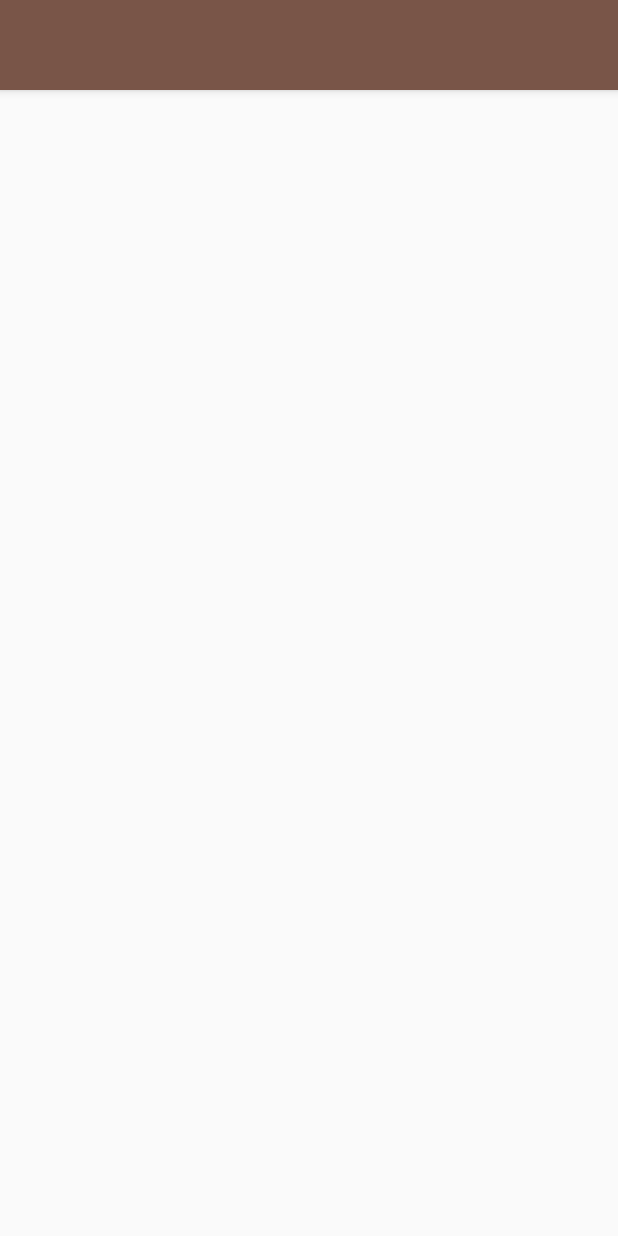
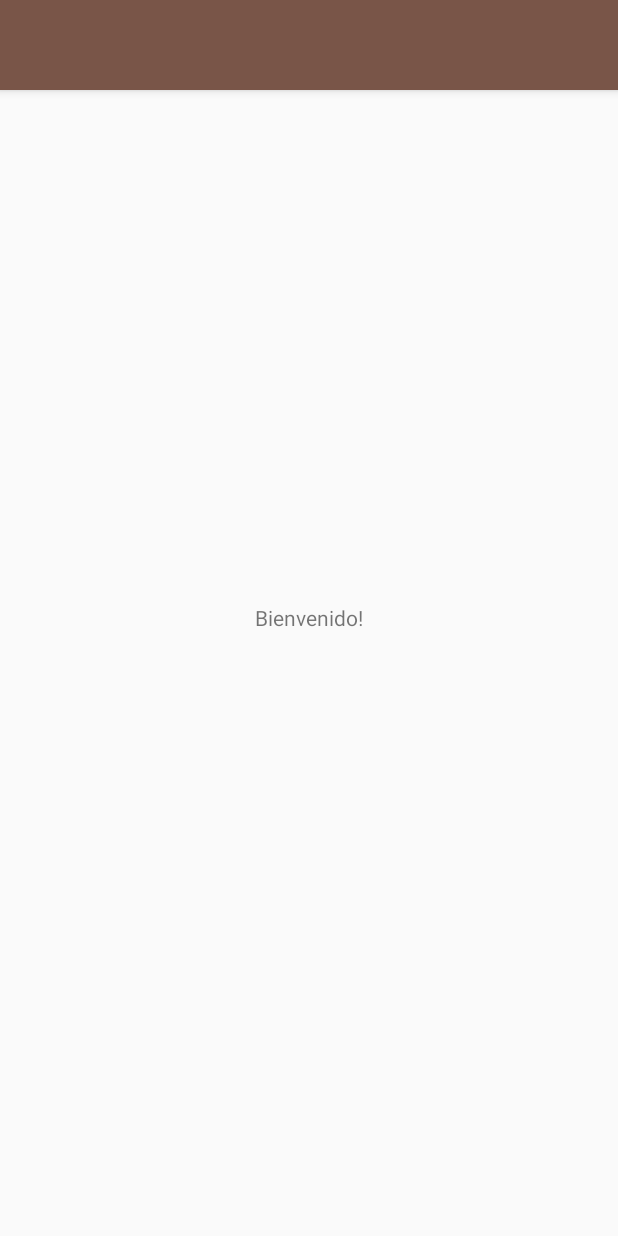
Before and after one commit to hiramcastrod/hiram-vendimia, an Android app: the screen it shows after launch (MainActivity), on a phone screen of 412 x 824 dp. Run offline under Robolectric (Android 15) with nearby library versions, the phone set to English and light mode, and no system bars.

Commit message:
welcome text only, no puedo ver se me perdieron los lentes

```diff
--- a/app/src/main/res/layout/app_bar_container.xml
+++ b/app/src/main/res/layout/app_bar_container.xml
@@ -22,5 +22,11 @@
             />
     </android.support.design.widget.AppBarLayout>
 
-    <include layout="@layout/activity_container"/>
+    <TextView
+        android:layout_width="wrap_content"
+        android:layout_height="wrap_content"
+        android:text="Bienvenido!"
+        android:layout_gravity="center"
+        />
+
 </android.support.design.widget.CoordinatorLayout>
```
